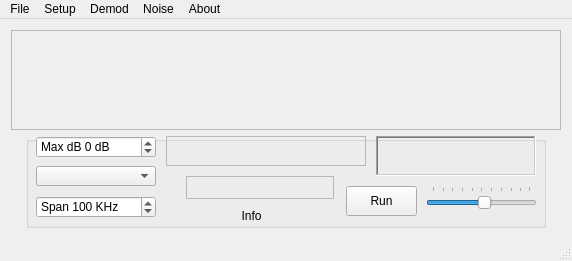
Before: the Qt Designer form winforms/mainwindow.ui in rafael2k/CuteSDR, drawn with Qt 5.
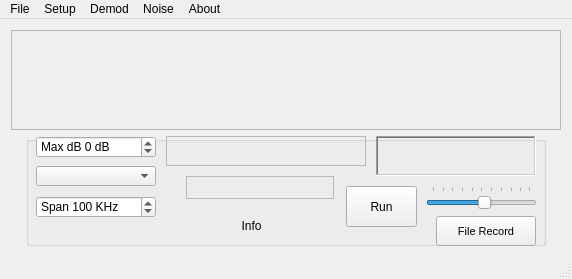
After: the same form once the commit is applied. Custom widgets are drawn as their Qt base class.

```diff
--- a/winforms/mainwindow.ui
+++ b/winforms/mainwindow.ui
@@ -7,7 +7,7 @@
     <x>0</x>
     <y>0</y>
     <width>572</width>
-    <height>256</height>
+    <height>275</height>
    </rect>
   </property>
   <property name="sizePolicy">
@@ -79,7 +79,7 @@
         <property name="minimumSize">
          <size>
           <width>520</width>
-          <height>92</height>
+          <height>110</height>
          </size>
         </property>
         <property name="title">
@@ -128,7 +128,7 @@
            <x>320</x>
            <y>50</y>
            <width>71</width>
-           <height>30</height>
+           <height>41</height>
           </rect>
          </property>
          <property name="sizePolicy">
@@ -263,7 +263,7 @@
          <property name="geometry">
           <rect>
            <x>140</x>
-           <y>70</y>
+           <y>80</y>
            <width>171</width>
            <height>20</height>
           </rect>
@@ -404,6 +404,48 @@
           <number>1</number>
          </property>
         </widget>
+        <widget class="QPushButton" name="pushButtonRecord">
+         <property name="geometry">
+          <rect>
+           <x>410</x>
+           <y>80</y>
+           <width>100</width>
+           <height>30</height>
+          </rect>
+         </property>
+         <property name="sizePolicy">
+          <sizepolicy hsizetype="Fixed" vsizetype="Fixed">
+           <horstretch>0</horstretch>
+           <verstretch>3</verstretch>
+          </sizepolicy>
+         </property>
+         <property name="minimumSize">
+          <size>
+           <width>100</width>
+           <height>30</height>
+          </size>
+         </property>
+         <property name="font">
+          <font>
+           <pointsize>8</pointsize>
+           <weight>50</weight>
+           <bold>false</bold>
+           <kerning>false</kerning>
+          </font>
+         </property>
+         <property name="toolTip">
+          <string>Start?Stop wav file record</string>
+         </property>
+         <property name="text">
+          <string>File Record</string>
+         </property>
+         <property name="checkable">
+          <bool>false</bool>
+         </property>
+         <property name="checked">
+          <bool>false</bool>
+         </property>
+        </widget>
        </widget>
       </item>
       <item>
@@ -542,18 +584,18 @@
    <header>gui/freqctrl.h</header>
    <container>1</container>
   </customwidget>
-  <customwidget>
-   <class>CPlotter</class>
-   <extends>QFrame</extends>
-   <header>gui/plotter.h</header>
-   <container>1</container>
-  </customwidget>
   <customwidget>
    <class>CMeter</class>
    <extends>QFrame</extends>
    <header>gui/meter.h</header>
    <container>1</container>
   </customwidget>
+  <customwidget>
+   <class>CPlotter</class>
+   <extends>QFrame</extends>
+   <header>gui/plotter.h</header>
+   <container>1</container>
+  </customwidget>
  </customwidgets>
  <resources/>
  <connections>
```
Left out of the diff: 41 changed lines with no effect on the pictures.
